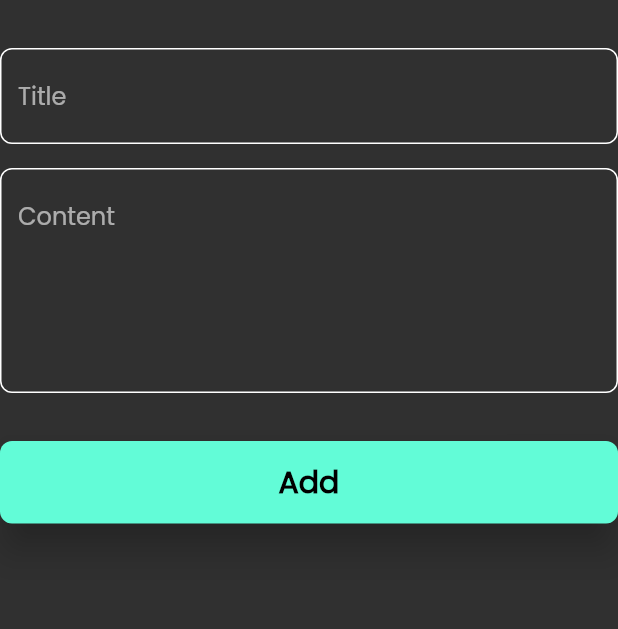
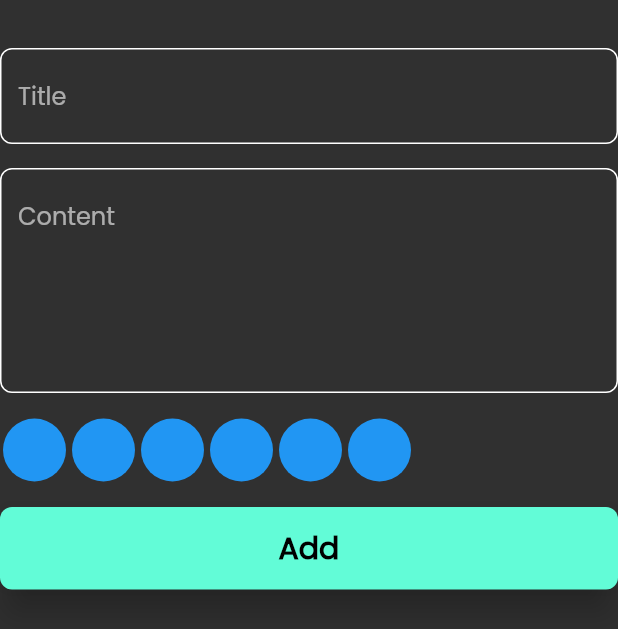
Before and after one commit to mahmoud25081983/note_app, a Flutter app: the AddNoteForm widget shown alone on an empty page, opened directly, on a phone screen of 412 x 824 dp. Shown: the top 629 px of the screen. Run offline on Flutter 3.47's test engine with Material 2 defaults, Android fonts, the phone set to English and light mode, and no system bars; our stand-ins replace bloc, flutter_bloc, font_awesome_flutter, hive, hive_flutter; accounts and stored records are empty.

Commit message:
create colors picker part one

```diff
--- a/lib/views/widgets/add_note_form.dart
+++ b/lib/views/widgets/add_note_form.dart
@@ -6,6 +6,7 @@ import 'package:intl/intl.dart';
 
 import 'Custom_button.dart';
 import 'Custom_text_field.dart';
+import 'custom_color_picker.dart';
 
 class AddNoteForm extends StatefulWidget {
   const AddNoteForm({
@@ -44,7 +45,9 @@ class _AddNoteFormState extends State<AddNoteForm> {
               content = value;
             },
           ),
-          const SizedBox(height: 32),
+          const SizedBox(height: 16),
+          const ColorsListView(),
+          const SizedBox(height: 16),
           BlocBuilder<AddNoteCubit, AddNoteState>(
             builder: (context, state) => CustomButton(
               isLoading: state is AddNoteLoading ? true : false,
--- /dev/null
+++ b/lib/views/widgets/custom_color_picker.dart
@@ -0,0 +1,43 @@
+import 'package:flutter/material.dart';
+
+class ColorItems extends StatelessWidget {
+  const ColorItems({super.key});
+
+  @override
+  Widget build(BuildContext context) {
+    return const Padding(
+      padding: EdgeInsets.all(1),
+      child: CircleAvatar(
+        backgroundColor: Colors.blue,
+        radius: 22,
+      ),
+    );
+  }
+}
+
+class ColorsListView extends StatelessWidget {
+  const ColorsListView({super.key});
+
+  final colors = const [
+    Colors.redAccent,
+    Colors.yellowAccent,
+    Colors.greenAccent,
+    Colors.blueAccent,
+    Colors.tealAccent,
+    Colors.orangeAccent,
+  ];
+
+  @override
+  Widget build(BuildContext context) {
+    return SizedBox(
+      height: 22 * 2,
+      child: ListView.builder(
+        scrollDirection: Axis.horizontal,
+        itemCount: colors.length,
+        itemBuilder: (context, index) {
+          return const ColorItems();
+        },
+      ),
+    );
+  }
+}
--- a/lib/views/widgets/custom_note_item.dart
+++ b/lib/views/widgets/custom_note_item.dart
@@ -10,14 +10,6 @@ class NoteItem extends StatelessWidget {
 
   final NoteModel noteModel;
 
-  final colors = const [
-    Colors.redAccent,
-    Colors.yellowAccent,
-    Colors.greenAccent,
-    Colors.blueAccent,
-    Colors.tealAccent,
-    Colors.orangeAccent,
-  ];
   @override
   Widget build(BuildContext context) {
     return GestureDetector(
```
